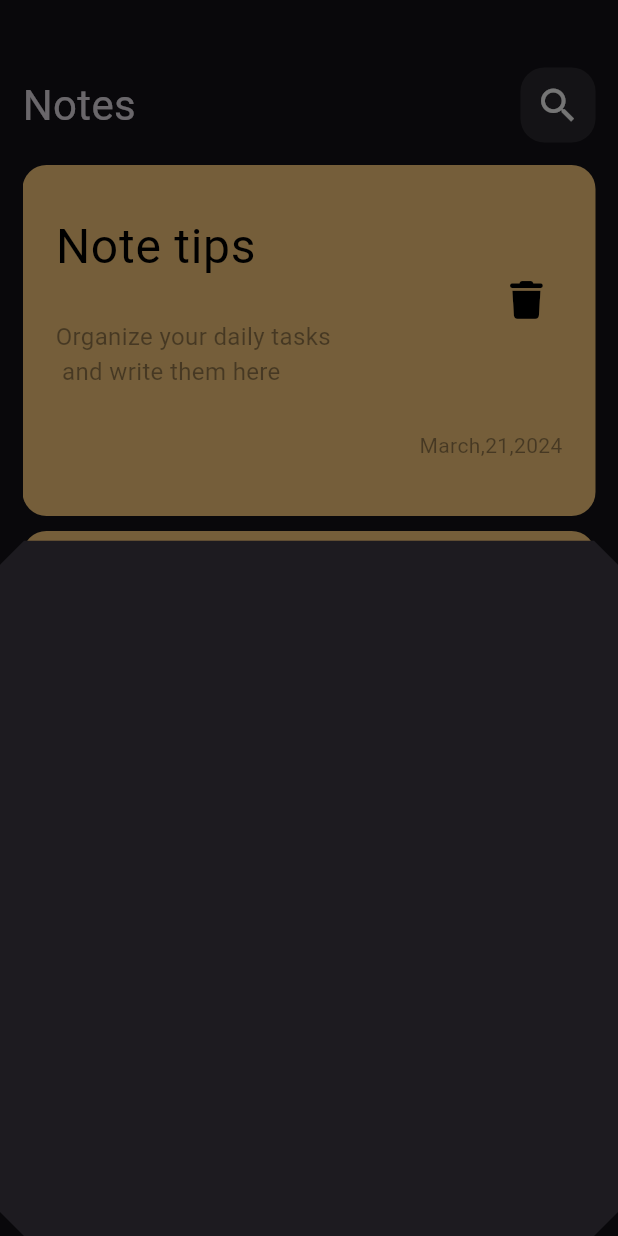
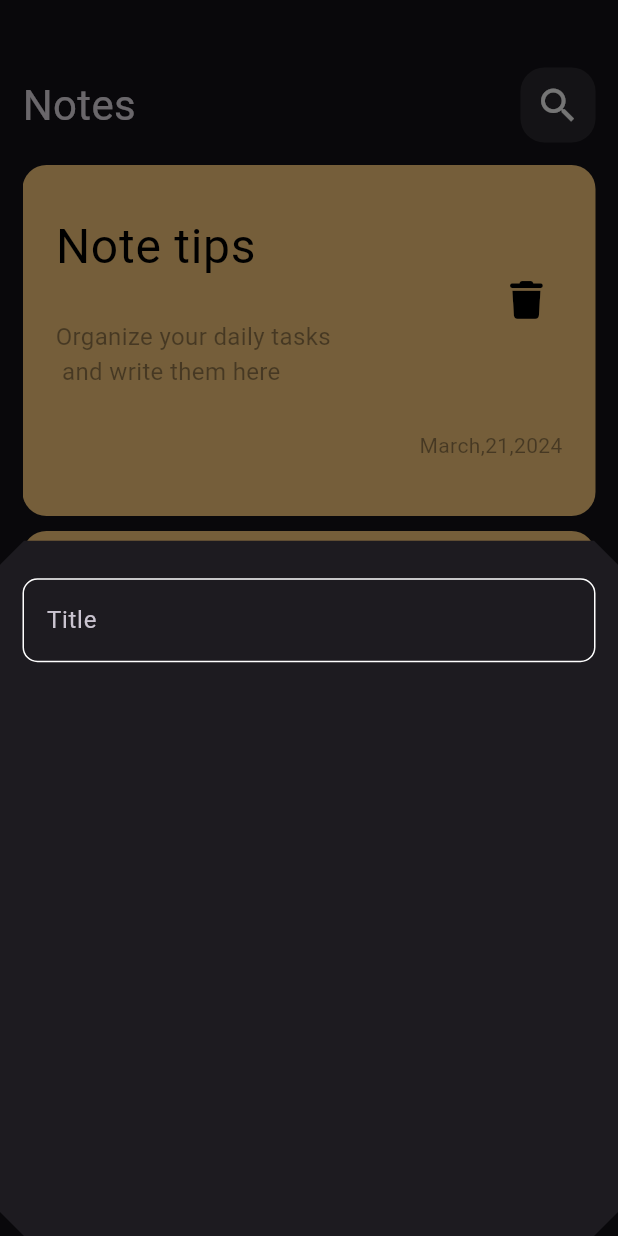
Before and after one commit to abdarahmann/Note-App, a Flutter app: the screen it shows after launch, after a tap on the "add" icon, on a phone screen of 412 x 824 dp. Run offline on Flutter 3.47's test engine with Material 3 defaults, Android fonts, the phone set to English and light mode, and no system bars; our stand-ins replace font_awesome_flutter; Roboto replaces fonts that are missing (Poppins).

Commit message:
Create custom text field

```diff
--- /dev/null
+++ b/lib/constants.dart
@@ -0,0 +1,3 @@
+import 'package:flutter/material.dart';
+
+const kPrimarycolor = Color(0xff206CFA);
--- a/lib/views/note_view.dart
+++ b/lib/views/note_view.dart
@@ -1,4 +1,5 @@
 import 'package:flutter/material.dart';
+import 'package:notes_app/constants.dart';
 
 import '../widgets/add_note_bottom_sheet.dart';
 import '../widgets/notes_view_body.dart';
@@ -10,9 +11,11 @@ class NoteView extends StatelessWidget {
   Widget build(BuildContext context) {
     return Scaffold(
       floatingActionButton: FloatingActionButton(
+        backgroundColor: kPrimarycolor,
         onPressed: () {
           showModalBottomSheet(
-            shape: BeveledRectangleBorder(borderRadius: BorderRadius.circular(16)),
+              shape: BeveledRectangleBorder(
+                  borderRadius: BorderRadius.circular(16)),
               context: context,
               builder: (context) {
                 return const NoteBottomSheet();
--- a/lib/widgets/add_note_bottom_sheet.dart
+++ b/lib/widgets/add_note_bottom_sheet.dart
@@ -1,11 +1,25 @@
+import 'package:flutter/material.dart';
 
-import 'package:flutter/material.dart';
+
+import 'custom_textfield.dart';
 
 class NoteBottomSheet extends StatelessWidget {
   const NoteBottomSheet({super.key});
 
   @override
   Widget build(BuildContext context) {
-    return Container();
+    return const Padding(
+      padding: EdgeInsets.symmetric(horizontal: 15),
+      child: Column(
+        children: [
+          SizedBox(
+            height: 25,
+          ),
+          CustomTextField()
+        ],
+      ),
+    );
   }
+
+
 }
--- /dev/null
+++ b/lib/widgets/custom_textfield.dart
@@ -0,0 +1,30 @@
+
+import 'package:flutter/material.dart';
+
+import '../constants.dart';
+
+class CustomTextField extends StatelessWidget {
+  const CustomTextField({
+    super.key,
+  });
+
+  @override
+  Widget build(BuildContext context) {
+    return TextField(
+      cursorColor: kPrimarycolor,
+      decoration: InputDecoration(
+        hintText: 'Title',
+
+        border: buildBorder(Colors.white),
+        enabledBorder: buildBorder(Colors.white),
+        focusedBorder: buildBorder(kPrimarycolor),
+      ),
+    );
+  }
+}
+ OutlineInputBorder buildBorder(Color color) {
+    return OutlineInputBorder(
+
+        borderRadius: BorderRadius.circular(10),
+        borderSide: BorderSide(color: color));
+  }
```
